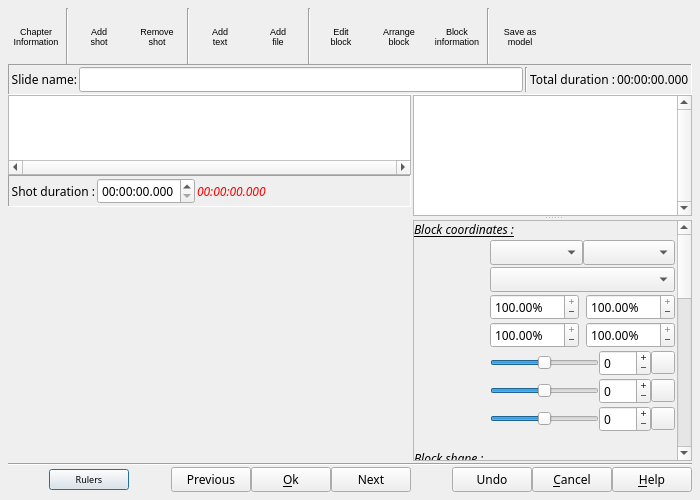
The window that src/ffDiaporama/DlgSlide/DlgSlideProperties.ui (boenki/ffdiaporama) describes before a commit, drawn with Qt 5.
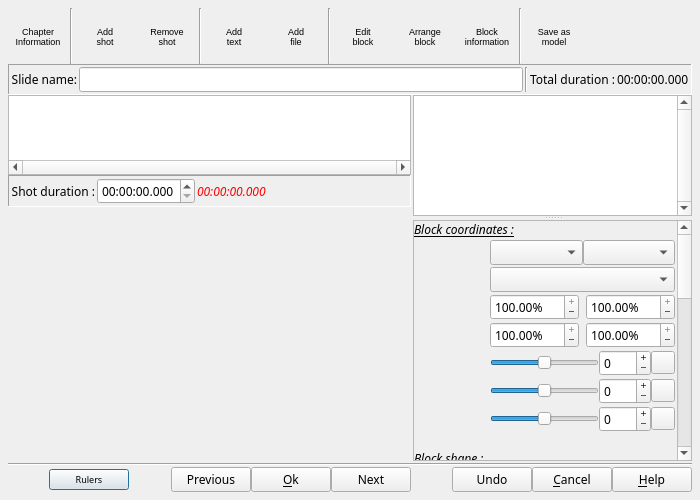
The same window after the commit. Icons and pictures are not drawn. Custom widgets are drawn as their Qt base class.

Diff of the .ui file:
```diff
--- a/src/ffDiaporama/DlgSlide/DlgSlideProperties.ui
+++ b/src/ffDiaporama/DlgSlide/DlgSlideProperties.ui
@@ -109,13 +109,13 @@
        <widget class="QToolButton" name="ChapterBT">
         <property name="minimumSize">
          <size>
-          <width>56</width>
+          <width>60</width>
           <height>56</height>
          </size>
         </property>
         <property name="maximumSize">
          <size>
-          <width>56</width>
+          <width>60</width>
           <height>56</height>
          </size>
         </property>
@@ -163,13 +163,13 @@
         </property>
         <property name="minimumSize">
          <size>
-          <width>56</width>
+          <width>60</width>
           <height>56</height>
          </size>
         </property>
         <property name="maximumSize">
          <size>
-          <width>56</width>
+          <width>60</width>
           <height>56</height>
          </size>
         </property>
@@ -210,13 +210,13 @@
         </property>
         <property name="minimumSize">
          <size>
-          <width>56</width>
+          <width>60</width>
           <height>56</height>
          </size>
         </property>
         <property name="maximumSize">
          <size>
-          <width>56</width>
+          <width>60</width>
           <height>56</height>
          </size>
         </property>
@@ -258,13 +258,13 @@
        <widget class="QToolButton" name="AddTextBlock">
         <property name="minimumSize">
          <size>
-          <width>56</width>
+          <width>60</width>
           <height>56</height>
          </size>
         </property>
         <property name="maximumSize">
          <size>
-          <width>56</width>
+          <width>60</width>
           <height>56</height>
          </size>
         </property>
@@ -302,13 +302,13 @@
        <widget class="QToolButton" name="AddFileBlock">
         <property name="minimumSize">
          <size>
-          <width>56</width>
+          <width>60</width>
           <height>56</height>
          </size>
         </property>
         <property name="maximumSize">
          <size>
-          <width>56</width>
+          <width>60</width>
           <height>56</height>
          </size>
         </property>
@@ -355,13 +355,13 @@
        <widget class="QToolButton" name="EditBT">
         <property name="minimumSize">
          <size>
-          <width>56</width>
+          <width>60</width>
           <height>56</height>
          </size>
         </property>
         <property name="maximumSize">
          <size>
-          <width>56</width>
+          <width>60</width>
           <height>56</height>
          </size>
         </property>
@@ -396,13 +396,13 @@
        <widget class="QToolButton" name="ArrangeBT">
         <property name="minimumSize">
          <size>
-          <width>56</width>
+          <width>60</width>
           <height>56</height>
          </size>
         </property>
         <property name="maximumSize">
          <size>
-          <width>56</width>
+          <width>60</width>
           <height>56</height>
          </size>
         </property>
@@ -437,13 +437,13 @@
        <widget class="QToolButton" name="InfoBlockBT">
         <property name="minimumSize">
          <size>
-          <width>56</width>
+          <width>60</width>
           <height>56</height>
          </size>
         </property>
         <property name="maximumSize">
          <size>
-          <width>56</width>
+          <width>60</width>
           <height>56</height>
          </size>
         </property>
@@ -485,13 +485,13 @@
        <widget class="QToolButton" name="SaveModelBT">
         <property name="minimumSize">
          <size>
-          <width>56</width>
+          <width>60</width>
           <height>56</height>
          </size>
         </property>
         <property name="maximumSize">
          <size>
-          <width>56</width>
+          <width>60</width>
           <height>56</height>
          </size>
         </property>
```
Left out of the diff: 2 changed lines with no effect on the pictures.
